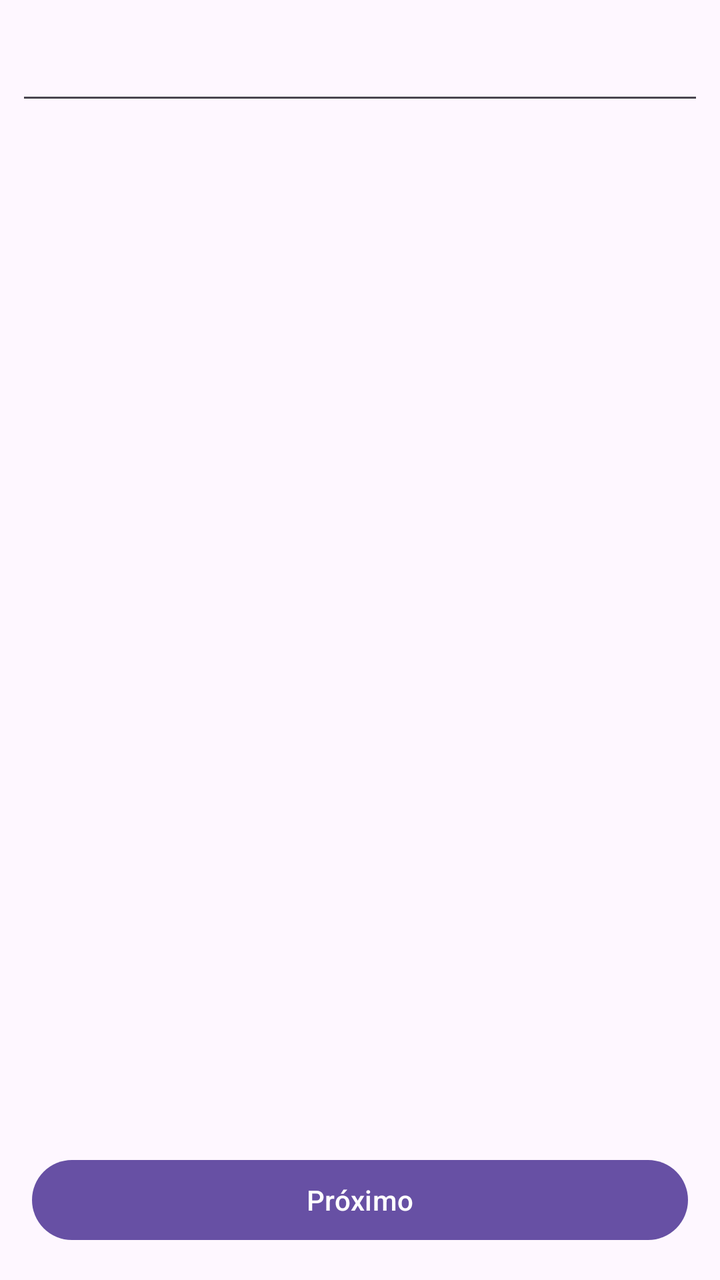
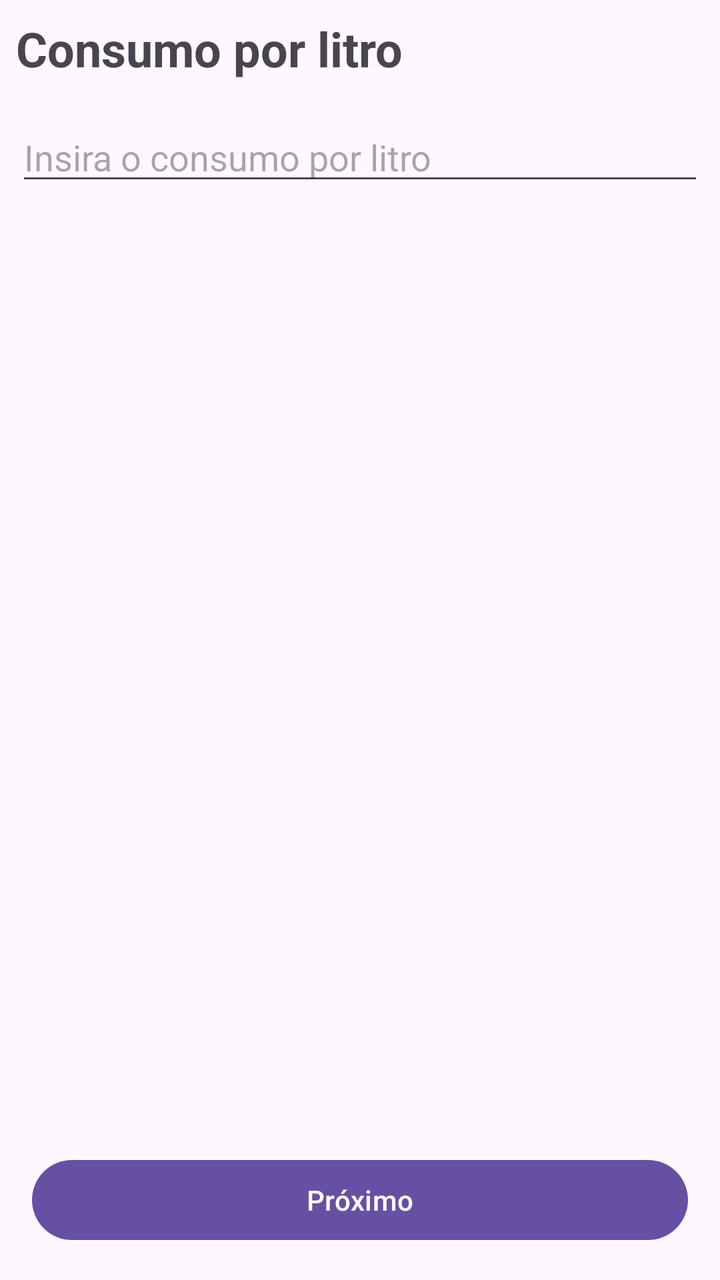

An Android layout rendered at two revisions. The XML below is the earlier revision; the diff shows what the commit changed to produce the second picture.
<!-- AndroidManifest.xml: application theme Theme.FuelCalculator -->
<!-- res/layout/activity_preco_consumo.xml -->
<?xml version="1.0" encoding="utf-8"?>
<androidx.constraintlayout.widget.ConstraintLayout xmlns:android="http://schemas.android.com/apk/res/android"
    xmlns:app="http://schemas.android.com/apk/res-auto"
    xmlns:tools="http://schemas.android.com/tools"
    android:id="@+id/main"
    android:layout_width="match_parent"
    android:layout_height="match_parent"
    tools:context=".PrecoConsumoActivity">

    <EditText
        android:id="@+id/edtPrecoConsumo"
        android:layout_width="0dp"
        android:layout_height="wrap_content"
        android:layout_marginStart="8dp"
        android:layout_marginTop="16dp"
        android:layout_marginEnd="8dp"
        android:ems="10"
        android:inputType="number"
        app:layout_constraintEnd_toEndOf="parent"
        app:layout_constraintStart_toStartOf="parent"
        app:layout_constraintTop_toTopOf="parent" />

    <Button
        android:id="@+id/btnPrecoConsumoProximo"
        android:layout_width="0dp"
        android:layout_height="wrap_content"
        android:layout_marginStart="8dp"
        android:layout_marginEnd="8dp"
        android:layout_marginBottom="16dp"
        android:text="Próximo"
        app:layout_constraintBottom_toBottomOf="parent"
        app:layout_constraintEnd_toEndOf="@+id/edtPrecoConsumo"
        app:layout_constraintStart_toStartOf="@+id/edtPrecoConsumo" />
</androidx.constraintlayout.widget.ConstraintLayout>
<!-- resources referenced by this layout -->
<resources>
  <style name="Theme.FuelCalculator" parent="Base.Theme.FuelCalculator" />
  <style name="Base.Theme.FuelCalculator" parent="Theme.Material3.DayNight.NoActionBar">
          
          
      </style>
</resources>

<!-- the commit's change to res/layout/activity_preco_consumo.xml (unified diff, before → after) -->
@@ -5,23 +5,24 @@
     android:id="@+id/main"
     android:layout_width="match_parent"
     android:layout_height="match_parent"
-    tools:context=".PrecoConsumoActivity">
+    tools:context=".ConsumoPorLitroActivity">
 
     <EditText
-        android:id="@+id/edtPrecoConsumo"
+        android:id="@+id/edtConsumoPorLitro"
         android:layout_width="0dp"
         android:layout_height="wrap_content"
         android:layout_marginStart="8dp"
         android:layout_marginTop="16dp"
         android:layout_marginEnd="8dp"
         android:ems="10"
+        android:hint="Insira o consumo por litro"
         android:inputType="number"
         app:layout_constraintEnd_toEndOf="parent"
         app:layout_constraintStart_toStartOf="parent"
-        app:layout_constraintTop_toTopOf="parent" />
+        app:layout_constraintTop_toBottomOf="@+id/tvTituloConsumoLitro" />
 
     <Button
-        android:id="@+id/btnPrecoConsumoProximo"
+        android:id="@+id/btnConsumoLitroProximo"
         android:layout_width="0dp"
         android:layout_height="wrap_content"
         android:layout_marginStart="8dp"
@@ -29,6 +30,18 @@
         android:layout_marginBottom="16dp"
         android:text="Próximo"
         app:layout_constraintBottom_toBottomOf="parent"
-        app:layout_constraintEnd_toEndOf="@+id/edtPrecoConsumo"
-        app:layout_constraintStart_toStartOf="@+id/edtPrecoConsumo" />
+        app:layout_constraintEnd_toEndOf="@+id/edtConsumoPorLitro"
+        app:layout_constraintStart_toStartOf="@+id/edtConsumoPorLitro" />
+
+    <TextView
+        android:id="@+id/tvTituloConsumoLitro"
+        android:layout_width="wrap_content"
+        android:layout_height="wrap_content"
+        android:layout_marginStart="8dp"
+        android:layout_marginTop="8dp"
+        android:text="Consumo por litro"
+        android:textSize="24sp"
+        android:textStyle="bold"
+        app:layout_constraintStart_toStartOf="parent"
+        app:layout_constraintTop_toTopOf="parent" />
 </androidx.constraintlayout.widget.ConstraintLayout>
